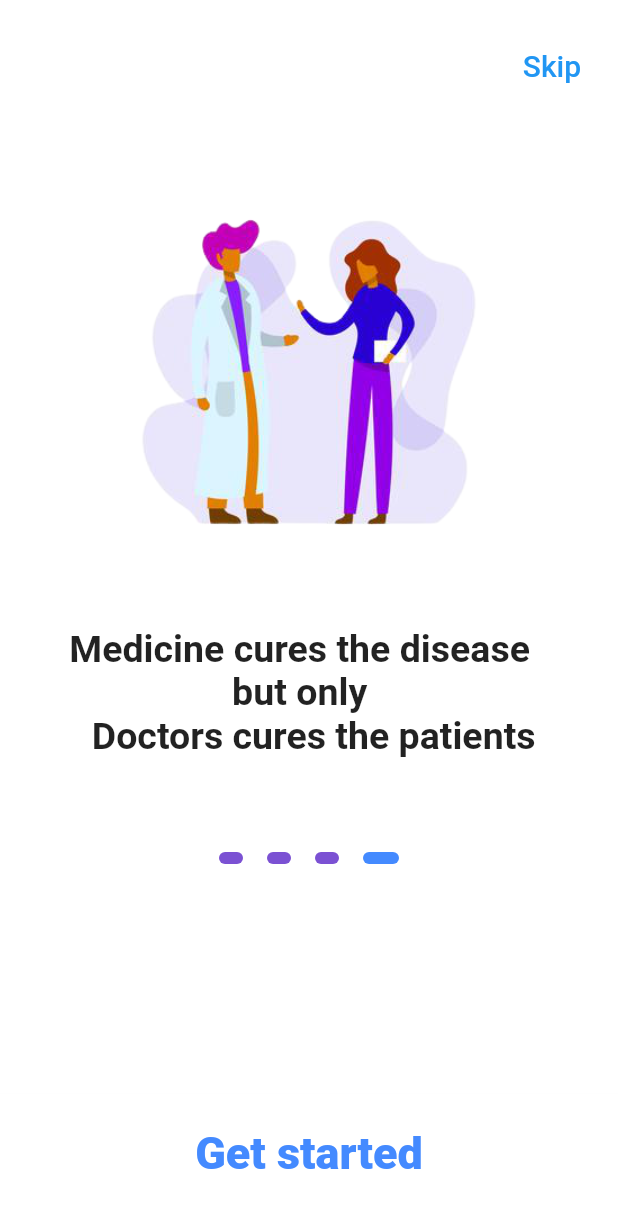
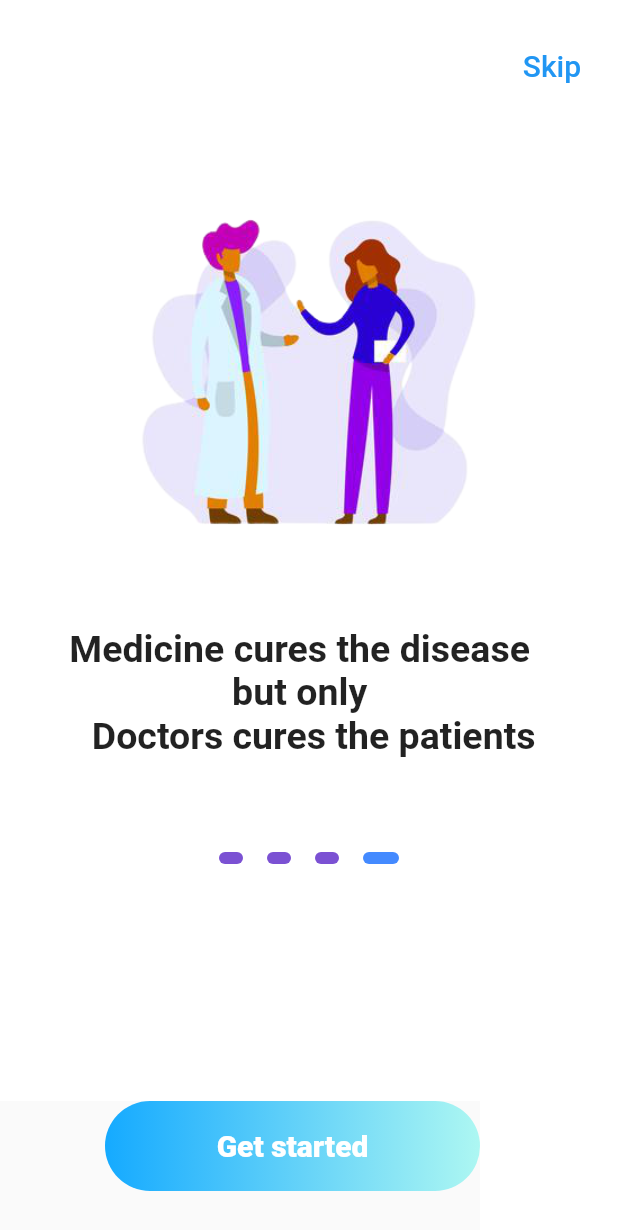
Before and after one commit to surajkalgudi/co, a Flutter app: the screen it shows after launch, swiped to page 4, on a phone screen of 412 x 824 dp. Shown: the top 1230 px of the screen. Run offline on Flutter 3.47's test engine with Material 2 defaults, Android fonts, the phone set to English and light mode, and no system bars; our stand-ins replace curved_navigation_bar, file_picker, firebase_auth, firebase_core, firebase_database, firebase_storage; accounts and stored records are empty.

Commit message:
yesh changes

```diff
--- a/lib/onBoardingPage/OnBoardingPage.dart
+++ b/lib/onBoardingPage/OnBoardingPage.dart
@@ -291,24 +291,31 @@ class _OnboardingScreenState extends State<OnboardingScreen> {
           ),
         ),
         bottomSheet: _currentPage == 3
-            ? Container(
-          height: 95.0,
-          width: double.infinity,
-          color: Colors.white,
+            ? Padding(
+              padding: const EdgeInsets.only(bottom: 30 , left: 70),
               child: GestureDetector(
-            onTap: () {
+                onTap: (){
                   Navigator.of(context).pushReplacement(
                       MaterialPageRoute(builder: (_) =>LoginPage() ));
+                },
+                child: Container(
+          decoration: BoxDecoration(
+                  color: Colors.white,
+                  gradient: LinearGradient(colors: [Color(0xff15aaff), Color(0xffadf7f2)],
+                    begin: Alignment.centerLeft,
+                    end: Alignment.centerRight,
+                  ),
+                  borderRadius: BorderRadius.circular(30.0)
+          ),
+          height: 60.0,
 
-            },
+          width: 250,
           child: Center(
-              child: Padding(
-                padding: EdgeInsets.only(bottom: 15.0),
             child: Text(
                 'Get started',
                 style: TextStyle(
-                    color: Colors.blueAccent,
-                    fontSize: 30.0,
+                  color: Colors.white,
+                  fontSize: 20.0,
                   fontWeight: FontWeight.w900,
                 ),
             ),
--- a/lib/patients/CreatePatients.dart
+++ b/lib/patients/CreatePatients.dart
@@ -174,7 +174,7 @@ class _createPatientState extends State<createPatient> {
                   controller: controllerCanerType,
                   decoration: InputDecoration(
                       labelText: 'Cancer Type',
-                      suffixIcon: Icon(Icons.type_specimen),
+                      //suffixIcon: Icon(Icons.type_specimen),
                       // hintText: 'Password',
                       border: InputBorder.none),
                 ),
@@ -244,6 +244,7 @@ class _createPatientState extends State<createPatient> {
               height: 24,
             ),
             ElevatedButton(
+              //TODO caner => "cancer" ::: hopsital => "hospital"
                 onPressed: () {
                   dbRef.child(controllerUHID.text).set({
                     'name': controllerName.text,
--- a/pubspec.yaml
+++ b/pubspec.yaml
@@ -38,7 +38,7 @@ dependencies:
   firebase_core:
   firebase_database: ^9.1.5
   intl: ^0.17.0
-  firebase_auth: ^3.10.0
+  firebase_auth:
   url_launcher: ^6.0.9
   firebase_storage:
   file_picker:
```
Also changed, not shown: lib/DisplayPatients.dart (+16 -2 lines), lib/HomePage/homePage.dart (+16 -12 lines), lib/patients/PatientsDetails.dart (+35 -29 lines), lib/patients/patients.dart (+67 -3 lines), pubspec.lock. Lines whose indentation alone changed are shown as unchanged.
